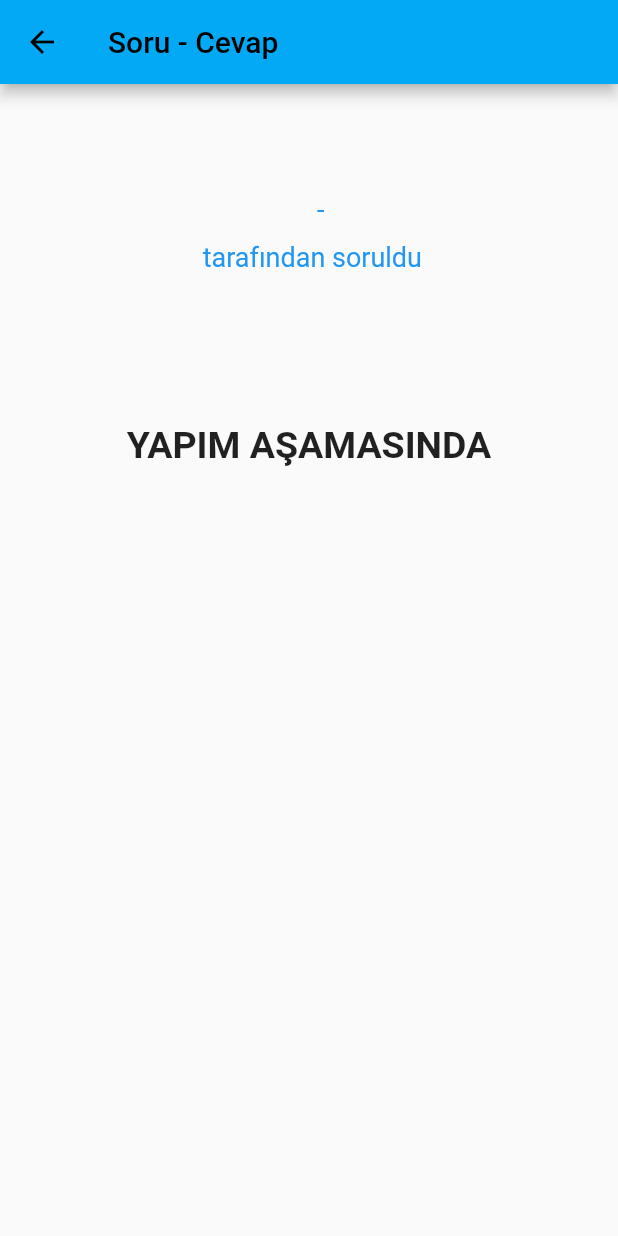
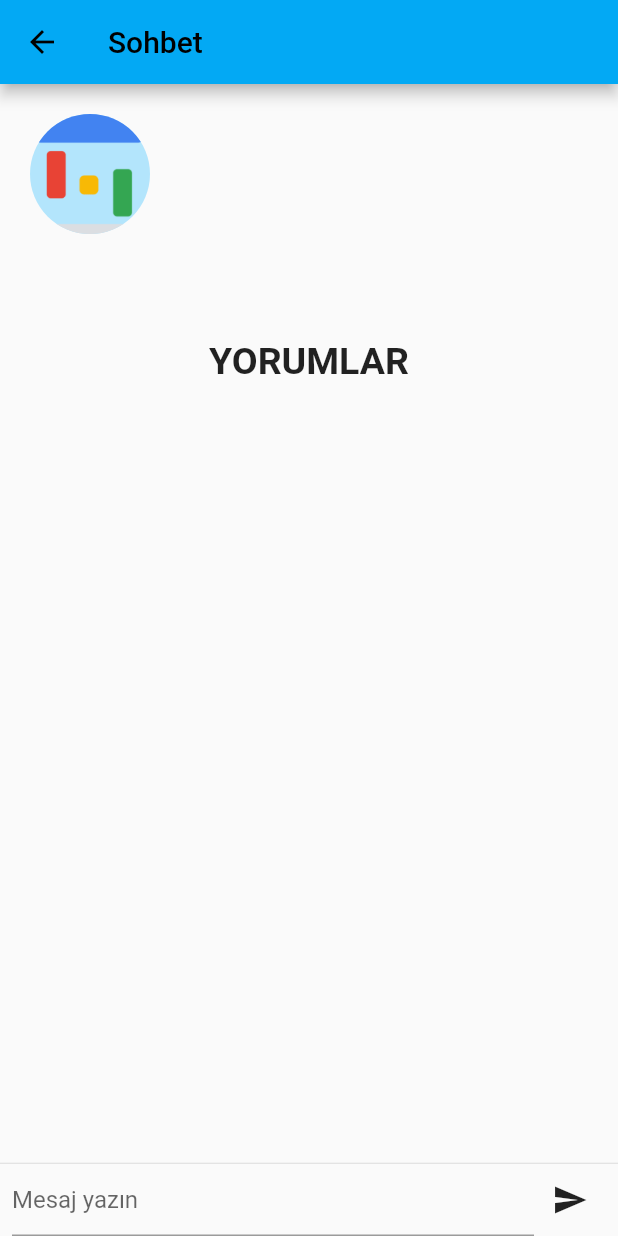
Before and after one commit to Scerayass/Akademi-Soru-Cevap-Uygulamas-, a Flutter app: the ChatPage screen opened directly with empty values, on a phone screen of 412 x 824 dp. Run offline on Flutter 3.47's test engine with Material 2 defaults, Android fonts, the phone set to English and light mode, and no system bars; our stand-ins replace cloud_firestore, dots_indicator, firebase_auth, firebase_core, shared_preferences; missing offline and left inert: dart:ffi; accounts and stored records are empty.

Commit message:
son eklemeler

```diff
--- a/lib/pages/chatPage.dart
+++ b/lib/pages/chatPage.dart
@@ -1,11 +1,192 @@
-import 'package:app_jam/Constants/constants.dart';
 import 'package:flutter/material.dart';
 
 class ChatPage extends StatefulWidget {
   String baslik;
+  String metin;
+  String name;
+  String alan;
 
+  ChatPage(this.baslik, this.metin, this.name,this.alan);
+  @override
+  _ChatPageState createState() => _ChatPageState();
+}
+
+class _ChatPageState extends State<ChatPage> {
+  final List<Map<String, dynamic>> _messages = [];
+
+  final TextEditingController _textController = TextEditingController();
+
+  @override
+  Widget build(BuildContext context) {
+    return Scaffold(
+      appBar: AppBar(
+        title: Text('Sohbet'),
+      ),
+      body: Stack(
+        children: [
+          Container(
+            margin: EdgeInsets.only(left: 20, right: 20, top: 20),
+            child: Column(
+              crossAxisAlignment: CrossAxisAlignment.start,
+              children: [
+                Row(
+                  crossAxisAlignment: CrossAxisAlignment.center,
+                  children: [
+                    CircleAvatar(
+                      radius: 40,
+                      backgroundImage: AssetImage('assets/images/akademi.png'),
+                    ),
+                    SizedBox(width: 16),
+                    Column(
+                      crossAxisAlignment: CrossAxisAlignment.start,
+                      children: [
+                        Text(
+                          widget.name,
+                          style: TextStyle(
+                            fontWeight: FontWeight.bold,
+                            fontSize: 20,
+                          ),
+                        ),
+                        SizedBox(height: 4),
+                        Text(
+                          widget.alan,
+                          style: TextStyle(
+                            color: Colors.grey[600],
+                            fontSize: 16,
+                          ),
+                        ),
+                      ],
+                    ),
+                  ],
+                ),
+                SizedBox(height: 16),
+                Text(
+                  widget.baslik,
+                  style: TextStyle(
+                    fontWeight: FontWeight.bold,
+                    fontSize: 18,
+                  ),
+                ),
+                SizedBox(height: 4),
+                Text(
+                  widget.metin,
+                  style: TextStyle(
+                    color: Colors.grey[600],
+                    fontSize: 16,
+                  ),
+                ),
+                SizedBox(
+                  height: 10,
+                ),
+                Center(
+                  child: Text(
+                    "YORUMLAR",
+                    style: TextStyle(
+                      fontWeight: FontWeight.bold,
+                      fontSize: 25,
+                    ),
+                  ),
+                ),
+              ],
+            ),
+          ),
+          Container(
+            margin: EdgeInsets.only(top: 250),
+            child: Column(
+              children: [
+                Expanded(
+                  child: ListView(
+                    children: _messages.map((message) {
+                      return Dismissible(
+                        key: ValueKey(message),
+                        direction: DismissDirection.endToStart,
+                        background: Container(
+                          color: Colors.red,
+                          child: Align(
+                            alignment: Alignment.centerRight,
+                            child: Padding(
+                              padding: EdgeInsets.only(right: 16),
+                              child: Icon(
+                                Icons.delete,
+                                color: Colors.white,
+                              ),
+                            ),
+                          ),
+                        ),
+                        onDismissed: (_) {
+                          _deleteMessage(message);
+                        },
+                        child: ListTile(
+                          title: Text(message['sender']),
+                          subtitle: Text(message['text']),
+                          trailing: Text(message['time']),
+                        ),
+                      );
+                    }).toList(),
+                  ),
+                ),
+                Divider(
+                  height: 1,
+                ),
+                Container(
+                  margin: EdgeInsets.symmetric(horizontal: 8),
+                  child: Row(
+                    children: [
+                      Expanded(
+                        child: TextFormField(
+                          controller: _textController,
+                          decoration: InputDecoration(
+                            hintText: 'Mesaj yazın',
+                          ),
+                          onFieldSubmitted: (text) {
+                            _sendMessage(text);
+                          },
+                        ),
+                      ),
+                      IconButton(
+                        icon: Icon(Icons.send),
+                        onPressed: () {
+                          _sendMessage(_textController.text);
+                        },
+                      ),
+                    ],
+                  ),
+                ),
+              ],
+            ),
+          ),
+        ],
+      ),
+    );
+  }
+
+  void _sendMessage(String text) {
+    final now = DateTime.now();
+    final message = {
+      'sender': 'Ben',
+      'text': text,
+      'time': '${now.hour}:${now.minute}',
+    };
+    setState(() {
+      _messages.add(message);
+    });
+    _textController.clear();
+  }
+
+  void _deleteMessage(Map<String, dynamic> message) {
+    setState(() {
+      _messages.remove(message);
+    });
+  }
+}
+/*
+import 'package:app_jam/Constants/constants.dart';
+
+import 'package:flutter/material.dart';
+
+class ChatPage extends StatefulWidget {
+  String baslik;
   String metin;
-
   String name;
 
   ChatPage(this.baslik, this.metin, this.name);
@@ -67,3 +248,4 @@ class _ChatPageState extends State<ChatPage> {
     );
   }
 }
+*/
```
Also changed, not shown: lib/pages/order.dart (+14 -8 lines).
